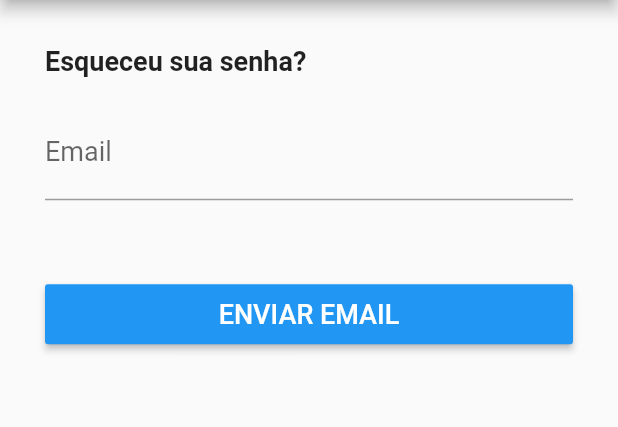
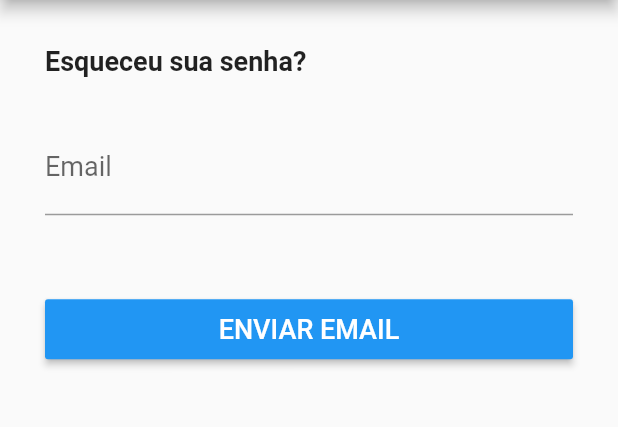
Before and after one commit to Bezunca/App, a Flutter app: the screen it shows after launch, after a tap on "Esqueceu sua senha?", on a phone screen of 412 x 824 dp, the part 84-511 px from its top. Run offline on Flutter 3.47's test engine with Material 2 defaults, Android fonts, the phone set to English and light mode, and no system bars; our stand-ins replace firebase_dynamic_links, get_it; accounts and stored records are empty; network calls fail; statements that could not run were skipped.

Commit message:
confirm registration & reset password

```diff
--- a/lib/locator.dart
+++ b/lib/locator.dart
@@ -1,9 +1,11 @@
 import 'package:get_it/get_it.dart';
 
+import 'package:app/services/navigationService.dart';
 import 'package:app/services/dynamicLinkService.dart';
 
 final getIt = GetIt.instance;
 
 void setupLocator() {
+  getIt.registerLazySingleton(() => NavigationService());
   getIt.registerLazySingleton(() => DynamicLinkService());
 }
--- a/lib/main.dart
+++ b/lib/main.dart
@@ -1,11 +1,13 @@
 import 'package:app/views/unlogged/login.dart';
 import 'package:app/views/unlogged/register.dart';
 import 'package:app/views/unlogged/forgot_password.dart';
+import 'package:app/views/unlogged/reset_password.dart';
 import 'package:app/views/home.dart';
 import 'package:flutter/material.dart';
 
 import 'package:app/views/splashScreen.dart';
 import 'package:app/locator.dart';
+import 'package:app/services/navigationService.dart';
 
 void main() async{
 
@@ -19,8 +21,10 @@ void main() async{
       '/home': (BuildContext context) => new Home(),
       '/register': (BuildContext context) => new Register(),
       '/login': (BuildContext context) => new Login(),
-      '/forgot_password': (BuildContext context) => new ForgotPassword()
+      '/forgot_password': (BuildContext context) => new ForgotPassword(),
+      '/reset_password': (BuildContext context) => new ResetPassword()
     },
+    navigatorKey: getIt<NavigationService>().navigationKey,
     )
   );
 }
--- /dev/null
+++ b/lib/models/auth.dart
@@ -0,0 +1,4 @@
+class ResetPasswordArguments {
+  final String token;
+  ResetPasswordArguments(this.token);
+}
--- a/lib/services/dynamicLinkService.dart
+++ b/lib/services/dynamicLinkService.dart
@@ -1,8 +1,16 @@
 import 'dart:developer' as developer;
+import 'dart:convert';
 
+import 'package:http/http.dart' as http;
 import 'package:firebase_dynamic_links/firebase_dynamic_links.dart';
 
+import "package:app/services/navigationService.dart";
+import "package:app/locator.dart";
+import 'package:app/localStorage/userCredentials.dart';
+
 class DynamicLinkService {
+
+  final NavigationService _navigationService = getIt<NavigationService>();
 
   Future handleDynamicLinks() async {
     // 1. Get the initial dynamic link if the app is opened with a dynamic link
@@ -25,13 +33,49 @@ class DynamicLinkService {
 
   void _handleDeepLink(PendingDynamicLinkData data) {
     final Uri deepLink = data?.link;
+    developer.log('link', name: 'deeplink', error: deepLink);
     if (deepLink != null) {
       var route = deepLink.pathSegments[0];
 
-      if (route == 'confirm_email'){
+      if (route == 'confirm_registration'){
         var token = deepLink.queryParameters['token'];
-        developer.log('2', name: 'deeplink', error: token);
+        _confirmRegistration(token);
+      }else if(route == 'reset_password'){
+        var token = deepLink.queryParameters['token'];
+        _resetPassword(token);
       }
     }
   }
+
+  void _confirmRegistration(String token) async{
+    developer.log('token', name: 'deeplink', error: token);
+
+    final http.Response response = await http.post(
+      'http://104.197.141.112/user/confirm_registration',
+      headers: {
+        'Content-Type': 'application/json; charset=UTF-8'
+      },
+      body: jsonEncode(<String, String>{
+        'token': token
+      })
+    );
+
+    var body = jsonDecode(response.body);
+
+    developer.log('body', name: 'deeplink', error: jsonEncode(body));
+
+    if (response.statusCode == 200) {
+      var authToken = body['token'];
+      UserCredentials creds = UserCredentials(authToken);
+      creds.save();
+      _navigationService.setRoot('/home');
+    } else {
+      developer.log('error', name: 'deeplink', error: body['error']);
+    }
+  }
+
+  void _resetPassword(String token) {
+    developer.log('2', name: 'deeplink', error: token);
+    _navigationService.push('/reset_password', arguments: {'token': token});
+  }
 }
--- a/lib/views/unlogged/forgot_password.dart
+++ b/lib/views/unlogged/forgot_password.dart
@@ -16,27 +16,28 @@ class ForgotPasswordState extends State<ForgotPassword> {
         appBar: AppBar(
           title: Text("Bezunca Investimentos"),
         ),
-        body: Container(
-          margin: EdgeInsets.all(30.0),
-          child: ListView(
+        body: ListView(
             children: <Widget>[
               Container(
-                  margin: EdgeInsets.only(bottom: 20.0),
+                  margin: EdgeInsets.only(top: 30, left: 30, right: 30),
                   child: Text("Esqueceu sua senha?",
                       style: biggerFont)),
-              TextFormField(
+              Container(
+                margin: EdgeInsets.only(top: 30, left: 30, right: 30),
+                child: TextFormField(
                   controller: _email,
                   keyboardType: TextInputType.text,
                   style: normalFont,
                   decoration: InputDecoration(
-                      labelText: "Email", labelStyle: normalFont)),
+                      labelText: "Email", labelStyle: normalFont))
+              ),
               Container(
-                  margin: EdgeInsets.only(top: 20.0),
+                  margin: EdgeInsets.only(top: 20.0, left: 30, right: 30),
                   child: Text(_message,
                       style: smallErrorFont, textAlign: TextAlign.center)),
               Container(
                 height: 40.0,
-                margin: EdgeInsets.only(top: 20.0),
+                margin: EdgeInsets.only(top: 20.0, left: 30, right: 30),
                 child: RaisedButton(
                   color: Colors.blue,
                   child: Text("ENVIAR EMAIL", style: buttonFont),
@@ -47,7 +48,7 @@ class ForgotPasswordState extends State<ForgotPassword> {
               )
             ],
           ),
-        ));
+        );
   }
 
   Future _onClickForgotPassword(BuildContext context) async {
--- a/lib/views/unlogged/login.dart
+++ b/lib/views/unlogged/login.dart
@@ -18,36 +18,40 @@ class LoginState extends State<Login> {
       appBar: AppBar(
         title: Text("Bezunca Investimentos"),
       ),
-        body: Container(
-          margin: EdgeInsets.all(30.0),
-          child: ListView(
+      body: ListView(
         children: <Widget>[
-              TextFormField(
+          Container(
+              margin: EdgeInsets.only(top: 30, left: 30, right: 30),
+              child: TextFormField(
                   controller: _email,
                   keyboardType: TextInputType.text,
                   style: normalFont,
                   decoration: InputDecoration(
-                      labelText: "Email", labelStyle: normalFont)),
-              TextFormField(
+                      labelText: "Email", labelStyle: normalFont))),
+          Container(
+              margin: EdgeInsets.only(left: 30, right: 30),
+              child: TextFormField(
                   controller: _password,
                   obscureText: true,
                   keyboardType: TextInputType.text,
                   style: normalFont,
                   decoration: InputDecoration(
-                      labelText: "Senha", labelStyle: normalFont)),
+                      labelText: "Senha", labelStyle: normalFont))),
           Container(
               margin: EdgeInsets.only(top: 20.0),
               child: Text(_message,
                   style: smallErrorFont, textAlign: TextAlign.center)),
-              FlatButton(
+          Container(
+              margin: EdgeInsets.only(left: 30, right: 30),
+              child: FlatButton(
                   onPressed: () {
                     Navigator.pushNamed(context, '/forgot_password');
                   },
                   child: Text("Esqueceu sua senha?",
-                      style: smallerFont, textAlign: TextAlign.center)),
+                      style: smallerFont, textAlign: TextAlign.center))),
           Container(
             height: 40.0,
-                margin: EdgeInsets.only(top: 0.0),
+            margin: EdgeInsets.only(top: 0.0, left: 30, right: 30),
             child: RaisedButton(
               color: Colors.blue,
               child: Text("LOGIN", style: buttonFont),
@@ -58,7 +62,7 @@ class LoginState extends State<Login> {
           ),
           Container(
             height: 40.0,
-                margin: EdgeInsets.only(top: 30.0),
+            margin: EdgeInsets.only(top: 30.0, left: 30, right: 30),
             child: RaisedButton(
               color: Colors.blue,
               child: Text("CADASTRE-SE", style: buttonFont),
@@ -69,7 +73,7 @@ class LoginState extends State<Login> {
           ),
         ],
       ),
-        ));
+    );
   }
 
   Future _onClickLogin(BuildContext context) async {
```
Also changed, not shown: lib/services/navigationService.dart (added, +18 -0 lines), lib/views/unlogged/register.dart (+20 -13 lines), lib/views/unlogged/reset_password.dart (added, +93 -0 lines). Lines whose indentation alone changed are shown as unchanged.
